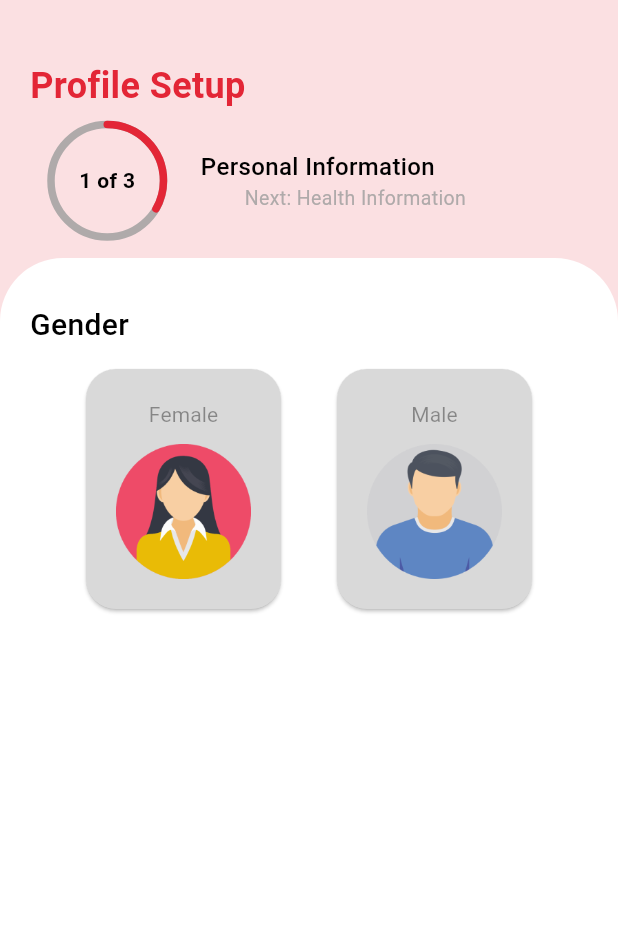
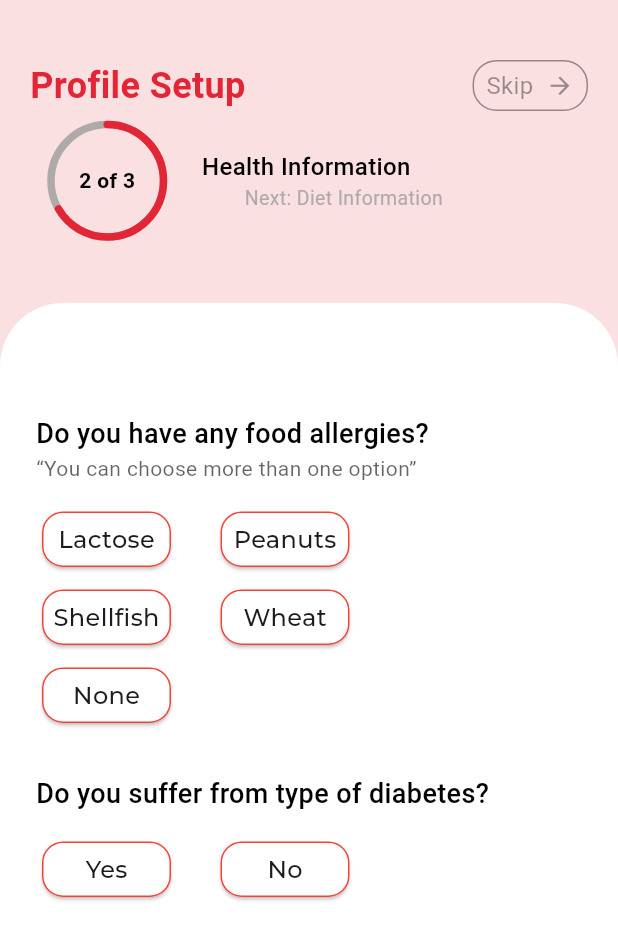
Before and after one commit to TechnoTitans-FitFat/FitFat-Flutter, a Flutter app: the screen it shows after launch, on a phone screen of 412 x 824 dp. Shown: the top 940 px of the screen. Run offline on Flutter 3.47's test engine with Material 3 defaults, Android fonts, the phone set to English and light mode, and no system bars; drawn by our look-alikes of percent_indicator; our stand-ins replace device_preview, firebase_auth, firebase_core, flutter_bloc, font_awesome_flutter, get and 3 more; accounts and stored records are empty.

Commit message:
add search and health info

```diff
--- /dev/null
+++ b/lib/features/health/presentation/views/health_info_one.dart
@@ -0,0 +1,14 @@
+import 'package:fitfat/core/constants/light_colors.dart';
+import 'package:fitfat/features/health/presentation/widgets/health_info_one_body.dart';
+import 'package:flutter/material.dart';
+
+class HealthInfoOne extends StatelessWidget {
+  const HealthInfoOne({super.key});
+  @override
+  Widget build(BuildContext context) {
+    return const Scaffold(
+      backgroundColor: AppLightColor.secondColor,
+      body: HealthInfoOneBody(),
+    );
+  }
+}
--- /dev/null
+++ b/lib/features/health/presentation/widgets/answers.dart
@@ -0,0 +1,33 @@
+import 'package:fitfat/features/health/presentation/widgets/custom_card_answer.dart';
+import 'package:flutter/material.dart';
+
+class Answers extends StatelessWidget {
+  const Answers({super.key});
+
+  @override
+  Widget build(BuildContext context) {
+    return const Column(
+      crossAxisAlignment: CrossAxisAlignment.start,
+      children: [
+         SizedBox(height:15),
+        Row(
+          children: [
+            CustomCardAnswer(title: 'Lactose'),
+             SizedBox(width:25),
+            CustomCardAnswer(title: 'Peanuts')
+          ],
+        ),
+         SizedBox(height:7),
+         Row(
+          children: [
+            CustomCardAnswer(title: 'Shellfish'),
+             SizedBox(width:25),
+            CustomCardAnswer(title: 'Wheat')
+          ],
+        ),
+         SizedBox(height:7),
+        CustomCardAnswer(title: 'None')
+      ],
+    );
+  }
+}
--- /dev/null
+++ b/lib/features/health/presentation/widgets/custom_button_skip.dart
@@ -0,0 +1,36 @@
+import 'package:fitfat/core/constants/light_colors.dart';
+import 'package:flutter/material.dart';
+import 'package:google_fonts/google_fonts.dart';
+
+class CustomButtonSkip extends StatelessWidget {
+  const CustomButtonSkip({super.key});
+  @override
+  Widget build(BuildContext context) {
+    return Container(
+      height: 34,
+      width: 77,
+      decoration: BoxDecoration(
+          color: AppLightColor.secondColor,
+          border: Border.all(color: AppLightColor.blackColor.withOpacity(.4),),
+          borderRadius: BorderRadius.circular(16)),
+      child: Row(
+        mainAxisAlignment: MainAxisAlignment.spaceEvenly,
+        children: [
+          Text(
+            'Skip',
+            style: GoogleFonts.roboto(
+              fontSize: 16,
+              fontWeight: FontWeight.w400,
+              color: AppLightColor.blackColor.withOpacity(.4),
+            ),
+          ),
+           Icon(
+            Icons.arrow_forward,
+            color: AppLightColor.blackColor.withOpacity(.4),
+            size: 19,
+          )
+        ],
+      ),
+    );
+  }
+}
--- /dev/null
+++ b/lib/features/health/presentation/widgets/custom_card_answer.dart
@@ -0,0 +1,30 @@
+import 'package:fitfat/core/constants/light_colors.dart';
+import 'package:fitfat/core/utils/app_styles.dart';
+import 'package:flutter/material.dart';
+
+class CustomCardAnswer extends StatelessWidget {
+  const CustomCardAnswer({super.key, required this.title});
+
+  final String title;
+  @override
+  Widget build(BuildContext context) {
+    return SizedBox(
+      height: 45,
+      width: 94,
+      child: Card(
+              color: AppLightColor.whiteColor,
+              shape: RoundedRectangleBorder(
+                borderRadius: BorderRadius.circular(14),
+                side: const BorderSide(color: Colors.red, width: 1),
+              ),
+              child: Center(
+                child: Text(
+                  title,
+                  style:
+                      AppStyles.textStyle16.copyWith(fontWeight: FontWeight.w500),
+                ),
+              ),
+            ),
+    );
+  }
+}
--- /dev/null
+++ b/lib/features/health/presentation/widgets/health_info_one_body.dart
@@ -0,0 +1,101 @@
+import 'package:fitfat/core/constants/light_colors.dart';
+import 'package:fitfat/features/details/presentation/widgets/current_page_indicator_section.dart';
+import 'package:fitfat/features/details/presentation/widgets/custom_container_profile_set_up.dart';
+import 'package:fitfat/features/health/presentation/widgets/answers.dart';
+import 'package:fitfat/features/health/presentation/widgets/custom_button_skip.dart';
+import 'package:fitfat/features/health/presentation/widgets/custom_card_answer.dart';
+import 'package:flutter/material.dart';
+import 'package:google_fonts/google_fonts.dart';
+
+class HealthInfoOneBody extends StatelessWidget {
+  const HealthInfoOneBody({super.key});
+  @override
+  Widget build(BuildContext context) {
+    return Column(
+      crossAxisAlignment: CrossAxisAlignment.start,
+      children: [
+        const SizedBox(
+          height: 30,
+        ),
+        Padding(
+          padding: const EdgeInsets.symmetric(horizontal: 20, vertical: 10),
+          child: Column(
+            crossAxisAlignment: CrossAxisAlignment.start,
+            children: [
+              Row(mainAxisAlignment: MainAxisAlignment.spaceBetween, children: [
+                Text(
+                  "Profile Setup",
+                  style: GoogleFonts.roboto(
+                    fontSize: 24,
+                    fontWeight: FontWeight.w600,
+                    color: AppLightColor.mainColor,
+                  ),
+                ),
+                const CustomButtonSkip()
+              ]),
+              const SizedBox(
+                height: 5,
+              ),
+              const CurrentPageIndicatorSection(
+                currentPageTitle: 'Health Information',
+                nextPageTitle: 'Next: Diet Information',
+                value: 2,
+                step: 2,
+              )
+            ],
+          ),
+        ),
+        const SizedBox(
+          height: 30,
+        ),
+        CustomContainerProfileSetUp(
+          child:Padding(
+            padding: const EdgeInsets.all(24),
+            child: Column(
+                crossAxisAlignment: CrossAxisAlignment.start,
+                children: [
+                  const SizedBox(
+                    height: 50,
+                  ),
+                  Text(
+                    'Do you have any food allergies?',
+                    style: GoogleFonts.roboto(
+                      fontSize: 18,
+                      fontWeight: FontWeight.w500,
+                      color: AppLightColor.blackColor,
+                    ),
+                  ),
+                  Text(
+                    '“You can choose more than one option”',
+                     style: GoogleFonts.roboto(
+                      fontSize: 14,
+                      fontWeight: FontWeight.w400,
+                      color: AppLightColor.blackColor.withOpacity(.6),
+                    ),
+                  ),
+                  const Answers(),
+                  const SizedBox(height:30),
+                  Text(
+                    'Do you suffer from type of diabetes?',
+                    style: GoogleFonts.roboto(
+                      fontSize: 18,
+                      fontWeight: FontWeight.w500,
+                      color: AppLightColor.blackColor,
+                    ),
+                  ),
+                  const SizedBox(height:15),
+                  const Row(
+                    children: [
+                      CustomCardAnswer(title: 'Yes'),
+                      SizedBox(width:25),
+                      CustomCardAnswer(title: 'No'),
+                    ],
+                  )
+                ],
+              ),
+          ),
+        ),
+      ],
+    );
+  }
+}
--- a/lib/main.dart
+++ b/lib/main.dart
@@ -3,6 +3,9 @@ import 'package:firebase_core/firebase_core.dart';
 import 'package:fitfat/features/auth/data/Cubit/blocs/auth_bloc/login_cubit.dart';
 import 'package:fitfat/features/auth/data/Cubit/blocs/auth_bloc/sign_up_cubit.dart';
 import 'package:fitfat/features/details/presentation/views/personal_information_view.dart';
+import 'package:fitfat/features/health/presentation/views/health_info_one.dart';
+import 'package:fitfat/features/main/presentaion/views/main_screen.dart';
+import 'package:fitfat/features/search/presentation/views/search_page.dart';
 import 'package:fitfat/firebase_options.dart';
 import 'package:flutter/foundation.dart';
 import 'package:flutter/material.dart';
@@ -41,7 +44,7 @@ class MyApp extends StatelessWidget {
         locale: DevicePreview.locale(context),
         builder: DevicePreview.appBuilder,
         debugShowCheckedModeBanner: false,
-        home: const PersonalInformationView(),
+        home: const HealthInfoOne(),
       ),
     );
   }
```
Also changed, not shown: lib/features/search/presentation/views/search_page.dart (added, +13 -0 lines), lib/features/search/presentation/widgets/custom_meal_dishes_item.dart (added, +32 -0 lines), lib/features/search/presentation/widgets/latest_search.dart (added, +21 -0 lines), lib/features/search/presentation/widgets/latest_search_item.dart (added, +25 -0 lines), lib/features/search/presentation/widgets/meal_dishes.dart (added, +18 -0 lines), lib/features/search/presentation/widgets/most_popular_search.dart (added, +34 -0 lines), lib/features/search/presentation/widgets/search_page_body.dart (added, +46 -0 lines).
